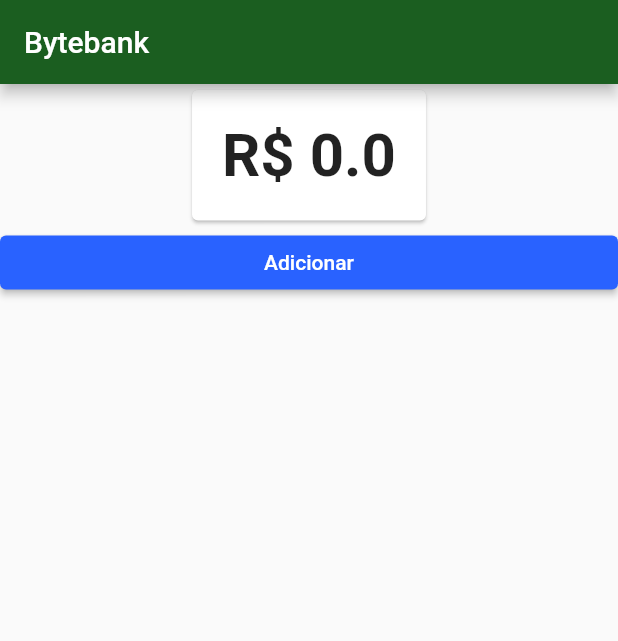
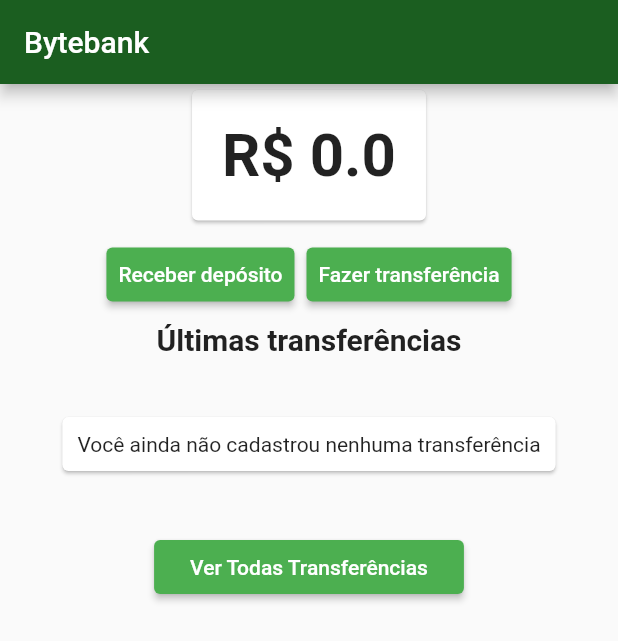
Before and after one commit to brenoods/bytebank, a Flutter app: the screen it shows after launch, on a phone screen of 412 x 824 dp. Shown: the top 641 px of the screen. Run offline on Flutter 3.47's test engine with Material 2 defaults, Android fonts, the phone set to English and light mode, and no system bars.

Commit message:
Added transfer provider

```diff
--- a/lib/models/saldo.dart
+++ b/lib/models/saldo.dart
@@ -1,4 +1,4 @@
-import 'package:flutter/cupertino.dart';
+import 'package:flutter/material.dart';
 
 class Saldo extends ChangeNotifier {
   double valor;
--- /dev/null
+++ b/lib/models/transferencias.dart
@@ -0,0 +1,13 @@
+import 'package:bytebank/models/transferencia.dart';
+import 'package:flutter/material.dart';
+
+class Transferencias extends ChangeNotifier {
+  final List<Transferencia> _transferencias = [];
+
+  List<Transferencia> get transferencias => _transferencias;
+
+  adiciona(Transferencia novaTransferencia) {
+    transferencias.add(novaTransferencia);
+    notifyListeners();
+  }
+}
--- a/lib/screens/dashboard/dashboard.dart
+++ b/lib/screens/dashboard/dashboard.dart
@@ -1,5 +1,9 @@
 import 'package:bytebank/models/saldo.dart';
 import 'package:bytebank/screens/dashboard/saldo.dart';
+import 'package:bytebank/screens/deposito/formulario.dart';
+import 'package:bytebank/screens/transferencia/formulario.dart';
+import 'package:bytebank/screens/transferencia/lista.dart';
+import 'package:bytebank/screens/transferencia/ultimas-transferencias.dart';
 import 'package:flutter/material.dart';
 import 'package:provider/provider.dart';
 
@@ -16,16 +20,30 @@ class Dashboard extends StatelessWidget {
             alignment: Alignment.topCenter,
             child: SaldoCard(),
           ),
-          Consumer<Saldo>(
-            builder: (context, saldo, child) {
-              return RaisedButton(
+          ButtonBar(
+            alignment: MainAxisAlignment.center,
+            children: [
+              RaisedButton(
                 onPressed: () {
-                  saldo.adiciona(10);
+                  Navigator.push(context, MaterialPageRoute(builder: (context) {
+                    return FormularioDeposito();
+                  }));
                 },
-                child: Text("Adicionar"),
-              );
-            },
-          )
+                child: Text("Receber depósito"),
+                color: Colors.green,
+              ),
+              RaisedButton(
+                onPressed: () {
+                  Navigator.push(context, MaterialPageRoute(builder: (context) {
+                    return FormularioTransferencia();
+                  }));
+                },
+                child: Text("Fazer transferência"),
+                color: Colors.green,
+              ),
+            ],
+          ),
+          UltimasTransferencias(),
         ],
       ),
     );
--- /dev/null
+++ b/lib/screens/transferencia/ultimas-transferencias.dart
@@ -0,0 +1,70 @@
+import 'package:bytebank/models/transferencias.dart';
+import 'package:flutter/material.dart';
+import 'package:provider/provider.dart';
+
+import 'lista.dart';
+
+final _titulo = "Últimas transferências";
+
+class UltimasTransferencias extends StatelessWidget {
+  @override
+  Widget build(BuildContext context) {
+    return Column(
+      children: [
+        Text(
+          _titulo,
+          style: TextStyle(
+            fontWeight: FontWeight.bold,
+            fontSize: 20,
+          ),
+        ),
+        Consumer<Transferencias>(builder: (context, transferencias, child) {
+          final _ultimasTransferencias =
+              transferencias.transferencias.reversed.toList();
+          final _quantidade = transferencias.transferencias.length;
+          int tamanho = 2;
+
+          if (_quantidade == 0) return SemTransferenciasCadastrada();
+
+          if (_quantidade < 2) {
+            tamanho = _quantidade;
+          }
+
+          return ListView.builder(
+            itemBuilder: (context, indice) {
+              return ItemTransferencia(_ultimasTransferencias[indice]);
+            },
+            padding: const EdgeInsets.all(8),
+            shrinkWrap: true,
+            itemCount: tamanho,
+          );
+        }),
+        RaisedButton(
+          onPressed: () {
+            Navigator.push(context, MaterialPageRoute(builder: (context) {
+              return ListaTransferencias();
+            }));
+          },
+          child: Text("Ver Todas Transferências"),
+          color: Colors.green,
+        ),
+      ],
+    );
+  }
+}
+
+class SemTransferenciasCadastrada extends StatelessWidget {
+  @override
+  Widget build(BuildContext context) {
+    return Card(
+      margin: EdgeInsets.all(40),
+      child: Padding(
+        padding: EdgeInsets.all(10),
+        child: Text(
+          "Você ainda não cadastrou nenhuma transferência",
+          textAlign: TextAlign.center,
+        ),
+      ),
+    );
+  }
+}
```
Also changed, not shown: lib/main.dart (+13 -2 lines), lib/models/transferencia.dart (+8 -0 lines), lib/screens/deposito/formulario.dart (added, +57 -0 lines), lib/screens/transferencia/formulario.dart (+24 -11 lines), lib/screens/transferencia/lista.dart (+22 -29 lines).
